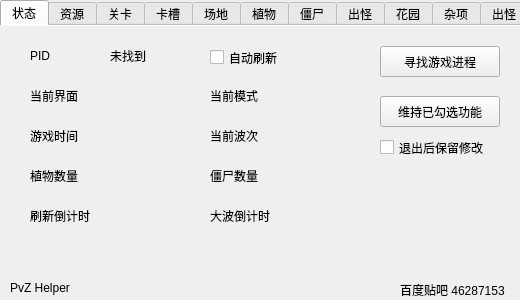
Qt form src/mainwindow.ui (CarrotFish/PvZHelper-Mac) before a commit.
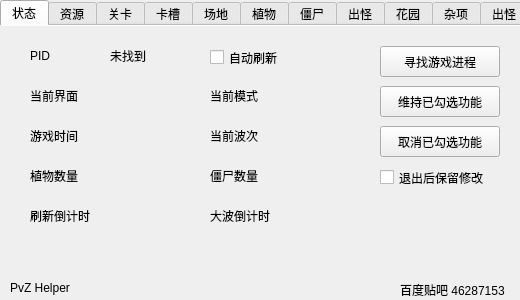
The same form after that commit.

```diff
--- a/src/mainwindow.ui
+++ b/src/mainwindow.ui
@@ -170,7 +170,7 @@
       <property name="geometry">
        <rect>
         <x>380</x>
-        <y>110</y>
+        <y>140</y>
         <width>116</width>
         <height>23</height>
        </rect>
@@ -183,7 +183,7 @@
       <property name="geometry">
        <rect>
         <x>380</x>
-        <y>70</y>
+        <y>60</y>
         <width>120</width>
         <height>31</height>
        </rect>
@@ -367,6 +367,19 @@
        <string/>
       </property>
      </widget>
+     <widget class="QPushButton" name="RestoreCheckedItem">
+      <property name="geometry">
+       <rect>
+        <x>380</x>
+        <y>100</y>
+        <width>120</width>
+        <height>31</height>
+       </rect>
+      </property>
+      <property name="text">
+       <string>取消已勾选功能</string>
+      </property>
+     </widget>
     </widget>
     <widget class="QWidget" name="tab_1">
      <attribute name="title">
```
Left out of the diff: 51 changed lines with no effect on the pictures.
